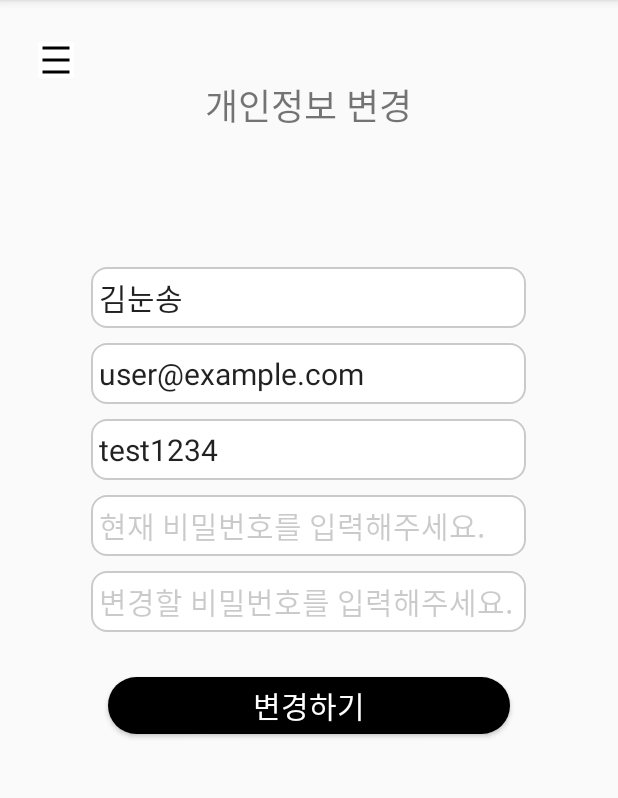
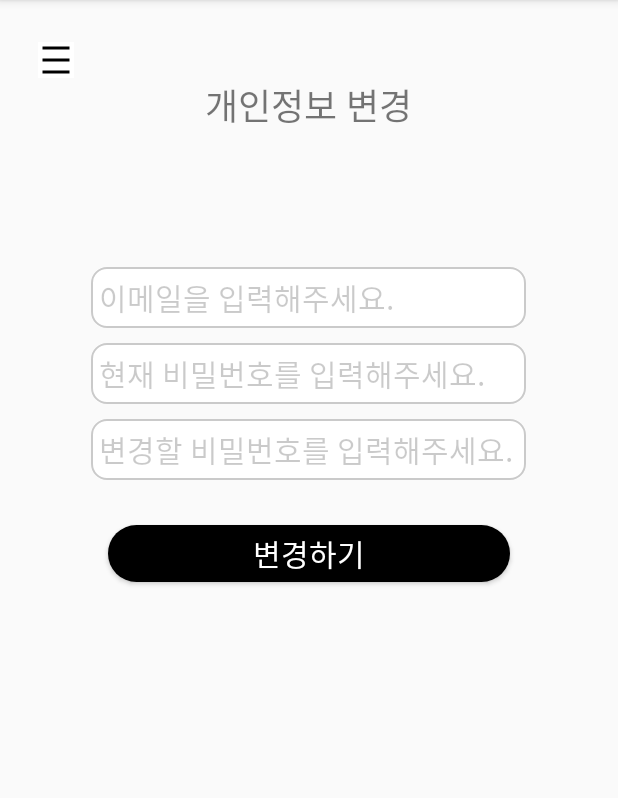
Before and after one commit to jjoo1229/mobilesoftware-team12, an Android app: the EditPersonalInfoActivity screen opened directly, with no data from a screen before it, on a phone screen of 412 x 824 dp, the part 84-882 px from its top. Run offline under Robolectric (Android 15) with nearby library versions, the phone set to English and light mode, and no system bars; our stand-ins replace Firebase (no records; nobody signed in at launch, a user with empty details on screens opened directly).

```diff
--- a/app/src/main/AndroidManifest.xml
+++ b/app/src/main/AndroidManifest.xml
@@ -16,9 +16,14 @@
         android:supportsRtl="true"
         android:theme="@style/Theme.MyApplication"
         tools:targetApi="31">
+        <activity
+            android:name=".EditPersonalInfo"
+            android:exported="false" />
+
         <uses-library
             android:name="org.apache.http.legacy"
             android:required="false" />
+
         <meta-data
             android:name="com.google.android.geo.API_KEY"
             android:value="AIzaSyDY6ibkS2eGbAgVjaSSB_OHaTO8zWOrBxQ" />
--- a/app/src/main/java/com/example/myapplication/EditPersonalInfoActivity.kt
+++ b/app/src/main/java/com/example/myapplication/EditPersonalInfoActivity.kt
@@ -6,13 +6,20 @@ import android.util.Log
 import android.widget.Toast
 import com.example.myapplication.databinding.ActivityEditPersonalInfoBinding
 import com.example.myapplication.databinding.ActivityFindPasswordBinding
+import com.google.firebase.auth.FirebaseAuth
 
 class EditPersonalInfoActivity : AppCompatActivity() {
+    lateinit var auth: FirebaseAuth
     override fun onCreate(savedInstanceState: Bundle?) {
         super.onCreate(savedInstanceState)
 
         val binding = ActivityEditPersonalInfoBinding.inflate(layoutInflater)
         setContentView(binding.root)
+
+        auth = FirebaseAuth.getInstance()
+
+        var email = auth.currentUser?.email
+        binding.emailEt.setText(email)
 
         binding.editButton.setOnClickListener {
             Log.d("jooyeong", "edit Button Clicked")
--- a/app/src/main/java/com/example/myapplication/FindPasswordActivity.kt
+++ b/app/src/main/java/com/example/myapplication/FindPasswordActivity.kt
@@ -33,7 +33,7 @@ class FindPasswordActivity : AppCompatActivity() {
                         startActivity(nextIntent)
                     }
                     else {
-                        // 구현 아직 안 됨..
+                        // 구현 아직 안 됨.. 자꾸 다 이메일 보내는 것으로 됨
                         val exception = result.exception
                         if (exception is FirebaseAuthInvalidUserException) {
                             Toast.makeText(this, "등록되지 않은 이메일 주소입니다.", Toast.LENGTH_SHORT).show()
--- a/app/src/main/res/layout/activity_edit_personal_info.xml
+++ b/app/src/main/res/layout/activity_edit_personal_info.xml
@@ -26,39 +26,41 @@
         android:gravity="center_horizontal"
         android:layout_marginTop="90dp"
         android:layout_marginBottom="30dp">
+<!--        <EditText-->
+<!--            android:layout_width="290dp"-->
+<!--            android:layout_height="wrap_content"-->
+<!--            android:hint="이름을 입력해주세요."-->
+<!--            android:text="김눈송"-->
+<!--            android:textSize="20sp"-->
+<!--            android:textColorHint="@color/gray"-->
+<!--            android:background="@drawable/input_border"-->
+<!--            android:padding="5dp"-->
+<!--            android:layout_marginBottom="10dp"-->
+<!--            />-->
         <EditText
+            android:id="@+id/email_et"
             android:layout_width="290dp"
             android:layout_height="wrap_content"
-            android:hint="이름을 입력해주세요."
-            android:text="김눈송"
+            android:hint="이메일을 입력해주세요."
+            android:text=""
             android:textSize="20sp"
             android:textColorHint="@color/gray"
             android:background="@drawable/input_border"
             android:padding="5dp"
             android:layout_marginBottom="10dp"
+            android:focusableInTouchMode="false"
             />
-        <EditText
-            android:layout_width="290dp"
-            android:layout_height="wrap_content"
-            android:hint="이메일을 입력해주세요."
-            android:text="user@example.com"
-            android:textSize="20sp"
-            android:textColorHint="@color/gray"
-            android:background="@drawable/input_border"
-            android:padding="5dp"
-            android:layout_marginBottom="10dp"
-            />
-        <EditText
-            android:layout_width="290dp"
-            android:layout_height="wrap_content"
-            android:hint="아이디를 입력해주세요."
-            android:text="test1234"
-            android:textSize="20sp"
-            android:textColorHint="@color/gray"
-            android:background="@drawable/input_border"
-            android:padding="5dp"
-            android:layout_marginBottom="10dp"
-            />
+<!--        <EditText-->
+<!--            android:layout_width="290dp"-->
+<!--            android:layout_height="wrap_content"-->
+<!--            android:hint="아이디를 입력해주세요."-->
+<!--            android:text="test1234"-->
+<!--            android:textSize="20sp"-->
+<!--            android:textColorHint="@color/gray"-->
+<!--            android:background="@drawable/input_border"-->
+<!--            android:padding="5dp"-->
+<!--            android:layout_marginBottom="10dp"-->
+<!--            />-->
         <EditText
             android:layout_width="290dp"
             android:layout_height="wrap_content"
```
Also changed, not shown: app/src/main/java/com/example/myapplication/MainActivity.kt (+56 -1 lines), app/src/main/res/layout/activity_main.xml (+18 -0 lines).
